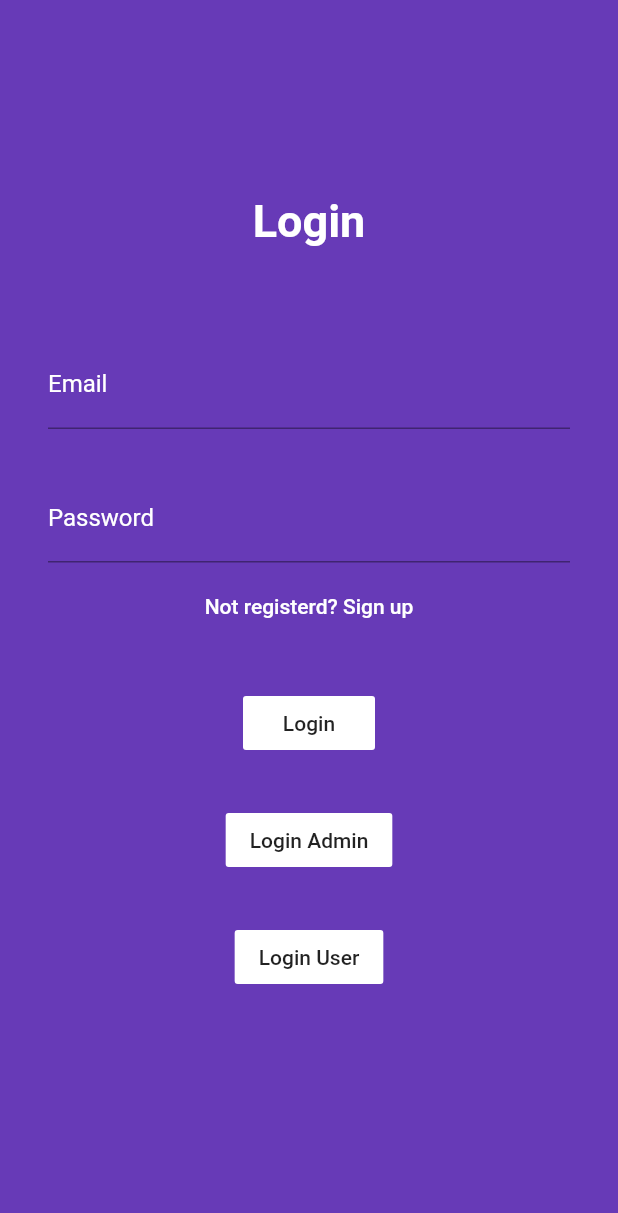
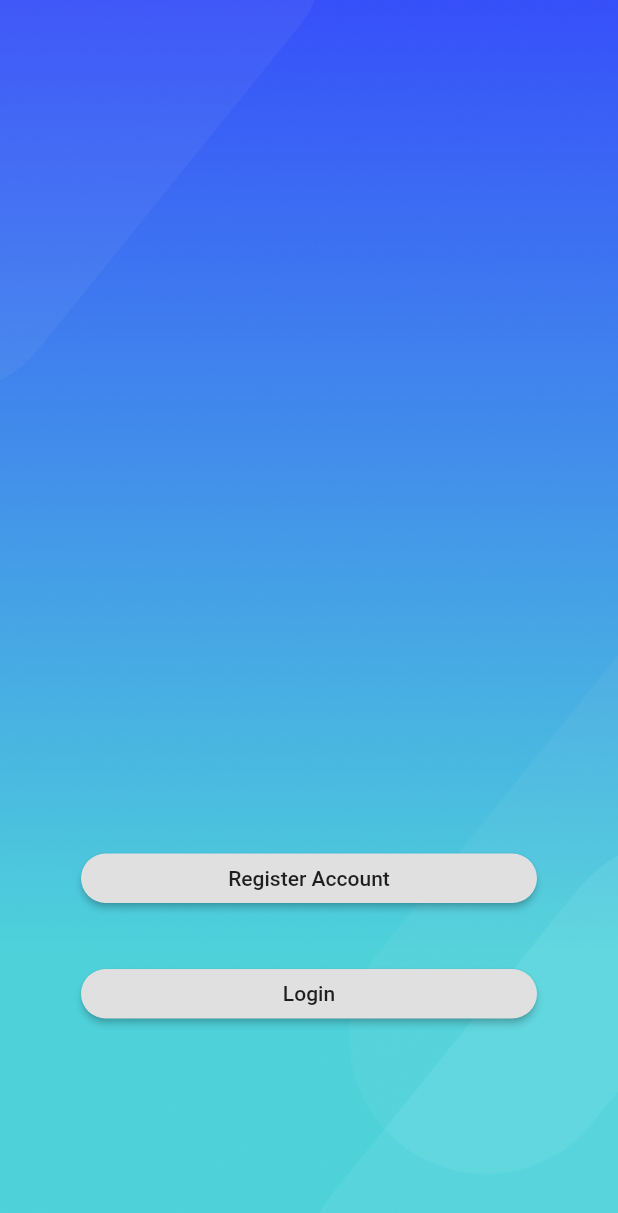
Before and after one commit to reza173040113/hmtif, a Flutter app: the screen it shows after launch, on a phone screen of 412 x 824 dp. Shown: the top 1213 px of the screen. Run offline on Flutter 3.47's test engine with Material 2 defaults, Android fonts, the phone set to English and light mode, and no system bars; our stand-ins replace cloud_firestore, curved_navigation_bar, firebase_auth, firebase_core, simple_animations; accounts and stored records are empty.

Commit message:
update fungs login register

```diff
--- a/lib/Views/HalamanAspirasi copy.dart
+++ b/lib/Views/HalamanAspirasi copy.dart
@@ -203,7 +203,6 @@ class Aspirasi extends StatelessWidget {
                                                 name: task['name'],
                                                 deskripsi: task['deskripsi'],
                                                 jumlahLike: task['jumlahLike'],
-                                                status: task['status'],
                                               );
                                             }),
                                           );
@@ -243,7 +242,6 @@ class Aspirasi extends StatelessWidget {
                                                 name: task['name'],
                                                 deskripsi: task['deskripsi'],
                                                 jumlahLike: task['jumlahLike'],
-                                                status: task['status'],
                                               );
                                             }),
                                           );
--- /dev/null
+++ b/lib/Views/coba/AppTheme.dart
@@ -0,0 +1,87 @@
+import 'package:flutter/material.dart';
+
+class AppTheme {
+  static AppTheme _theme = AppTheme._singleTon();
+
+  factory AppTheme() {
+    return _theme;
+  }
+
+  AppTheme._singleTon();
+
+  MaterialColor appColor = MaterialColor(0xFF2196F3, {
+    50: Color(0xFFE3F2FD),
+    100: Color(0xFFBBDEFB),
+    200: Color(0xFF90CAF9),
+    300: Color(0xFF64B5F6),
+    400: Color(0xFF42A5F5),
+    500: Color(0xFF2196F3),
+    600: Color(0xFF1E88E5),
+    700: Color(0xFF1976D2),
+    800: Color(0xFF1565C0),
+    900: Color(0xFF3549FB),
+  });
+
+  ColorSwatch appColors = ColorSwatch(0xFF2196F3, {
+    tosca: Color(0xFF18FFFF),
+    blue: Color(0xFF2196F3),
+    black: Color(0xff000000),
+    white: Color(0xffffffff),
+    red: Color(0x1AFFFFFF),
+  });
+
+  Widget page(
+      {@required BuildContext context,
+      @required Widget content,
+      ValueChanged onTapBack()}) {
+    return Scaffold(
+      body: Stack(
+        alignment: Alignment.bottomCenter,
+        children: [
+          Container(
+            width: double.infinity,
+            height: double.infinity,
+            child: Image.asset(
+              'img/bg.png',
+              fit: BoxFit.cover,
+            ),
+          ),
+          Container(
+            width: MediaQuery.of(context).size.width,
+            height: MediaQuery.of(context).size.height,
+            child: Image.asset(
+              'img/foreground.png',
+              fit: BoxFit.cover,
+            ),
+          ),
+          content,
+          if (onTapBack != null)
+            Positioned(
+              child: GestureDetector(
+                onTap: () {
+                  onTapBack();
+                },
+                child: Icon(
+                  Icons.arrow_back,
+                  color: appColors[white],
+                ),
+              ),
+              top: 80,
+              left: 16,
+            )
+        ],
+      ),
+    );
+  }
+
+  RoundedRectangleBorder buttonTheme() {
+    return RoundedRectangleBorder(
+        borderRadius: BorderRadius.all(Radius.circular(20)));
+  }
+}
+
+const String tosca = "tosca";
+const String blue = "blue";
+const String black = "black";
+const String white = "white";
+const String red = "red";
--- /dev/null
+++ b/lib/Views/coba/DashboardState.dart
@@ -0,0 +1,5 @@
+import 'package:flutter/material.dart';
+
+class DashboardState with ChangeNotifier{
+
+}
--- /dev/null
+++ b/lib/Views/coba/MyApp.dart
@@ -0,0 +1,54 @@
+import 'package:firebase_auth/firebase_auth.dart';
+import 'package:flutter/material.dart';
+import 'package:hmtif/Views/HalamanAspirasi.dart';
+import 'package:hmtif/Views/admin/HalamanAdminAspirasi.dart';
+
+import 'AppTheme.dart';
+import 'AuthView.dart';
+import 'HomewView.dart';
+import 'WelcomeView.dart';
+
+class MyApp extends StatelessWidget {
+  final AppTheme _theme = new AppTheme();
+  final routes = {
+    "/welcome": (_) => WelcomeView(),
+    "/auth": (_) => AuthView(),
+    "/home": (_) => Aspirasi(),
+    "/admin": (_) => AdminAspirasi(),
+  };
+
+  @override
+  Widget build(BuildContext context) {
+    FirebaseAuth auth = FirebaseAuth.instance;
+    return MaterialApp(
+      routes: routes,
+      title: 'Abersoft Test',
+      theme: ThemeData(
+        primarySwatch: _theme.appColor,
+        visualDensity: VisualDensity.adaptivePlatformDensity,
+      ),
+      initialRoute: auth.currentUser == null ? "/welcome" : "/home",
+    );
+  }
+}
+
+class CheckUser extends StatefulWidget {
+  @override
+  _CheckUserState createState() => _CheckUserState();
+}
+
+class _CheckUserState extends State<CheckUser> {
+  @override
+  Widget build(BuildContext context) {
+    return Scaffold(
+      body: ListView.builder(
+        itemBuilder: (c, i) => Container(
+          child: Row(
+            children: [FlutterLogo(), Text("Data ke-$i")],
+          ),
+        ),
+        itemCount: 4000,
+      ),
+    );
+  }
+}
--- /dev/null
+++ b/lib/Views/coba/WelcomeView.dart
@@ -0,0 +1,52 @@
+import 'package:flutter/material.dart';
+import 'package:hmtif/Views/coba/AuthView.dart';
+
+import 'AppTheme.dart';
+
+class WelcomeView extends StatelessWidget {
+  final AppTheme _theme = new AppTheme();
+
+  @override
+  Widget build(BuildContext context) {
+    return _theme.page(
+      context: context,
+      content: Container(
+        margin: EdgeInsets.only(left: 54, right: 54, bottom: 145),
+        child: Column(
+          mainAxisSize: MainAxisSize.min,
+          children: [
+            Container(
+              width: double.infinity,
+              height: 33,
+              child: RaisedButton(
+                shape: _theme.buttonTheme(),
+                onPressed: () {
+                  Navigator.pushReplacementNamed(context, '/auth',
+                      arguments: "register");
+                    //    Navigator.of(context).push(new MaterialPageRoute(
+                    // builder: (BuildContext context) => new AuthView()));
+                },
+                child: Text("Register Account"),
+              ),
+            ),
+            Container(
+              margin: EdgeInsets.only(top: 44),
+              width: double.infinity,
+              height: 33,
+              child: RaisedButton(
+                shape: _theme.buttonTheme(),
+                onPressed: () {
+                  Navigator.pushReplacementNamed(context, '/auth',
+                      arguments: "login");
+                    //   Navigator.of(context).push(new MaterialPageRoute(
+                    // builder: (BuildContext context) => new AuthView()));
+                },
+                child: Text("Login"),
+              ),
+            ),
+          ],
+        ),
+      ),
+    );
+  }
+}
--- a/lib/main.dart
+++ b/lib/main.dart
@@ -2,11 +2,14 @@ import 'package:firebase_core/firebase_core.dart';
 import 'package:flutter/cupertino.dart';
 import 'package:flutter/material.dart';
 import 'package:hmtif/HalamanAdminAspirasi.dart';
+import 'package:hmtif/Views/coba/AuthView.dart';
 
 import 'AuthenticationServices.dart';
 import 'HalamanRegister.dart';
 import 'HalamanUtama.dart';
 import 'Views/admin/HalamanAdminAspirasi.dart';
+import 'Views/coba/MyApp.dart';
+import 'Views/coba/WelcomeView.dart';
 
 Future<void> main() async {
   WidgetsFlutterBinding.ensureInitialized();
@@ -14,7 +17,7 @@ Future<void> main() async {
   runApp(MaterialApp(
     initialRoute: '/login',
     routes: {
-      '/login': (context) => LoginScreen(),
+      '/login': (context) => MyApp(),
       '/admin': (context) => AdminAspirasi(),
       '/user': (context) => Home(),
     },
--- a/pubspec.yaml
+++ b/pubspec.yaml
@@ -64,6 +64,9 @@ flutter:
       - img/light-1.png
       - img/light-2.png
       - img/orang.jpg
+      - img/bg.png
+      - img/foreground.png
+      - img/home.png
 
   #   - images/a_dot_ham.jpeg
 
```
Also changed, not shown: lib/Controller/ControllerDatabase.dart (+15 -15 lines), lib/Model/ModelDatabase.dart (+2 -12 lines), lib/Views/HalamanAspirasi.dart (+6 -4 lines), lib/Views/HalamanDetailAspirasi.dart (+20 -18 lines), lib/Views/admin/HalamanAdminAspirasi.dart (+8 -3 lines), lib/Views/admin/HalamanPostinganAdmin.dart (+7 -3 lines), lib/Views/coba/AppState.dart (added, +7 -0 lines), lib/Views/coba/AuthState.dart (added, +136 -0 lines), lib/Views/coba/AuthView.dart (added, +99 -0 lines), lib/Views/coba/HomewView.dart (added, +71 -0 lines), img/bg.png (added), img/foreground.png (added), img/home.png (added).
